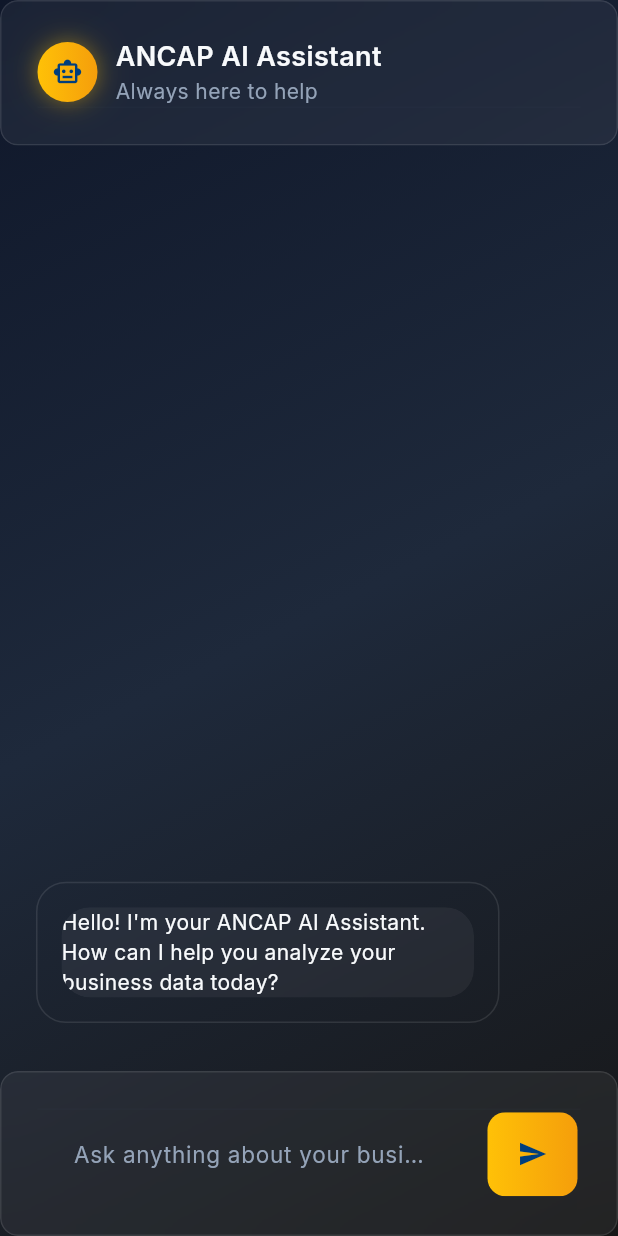
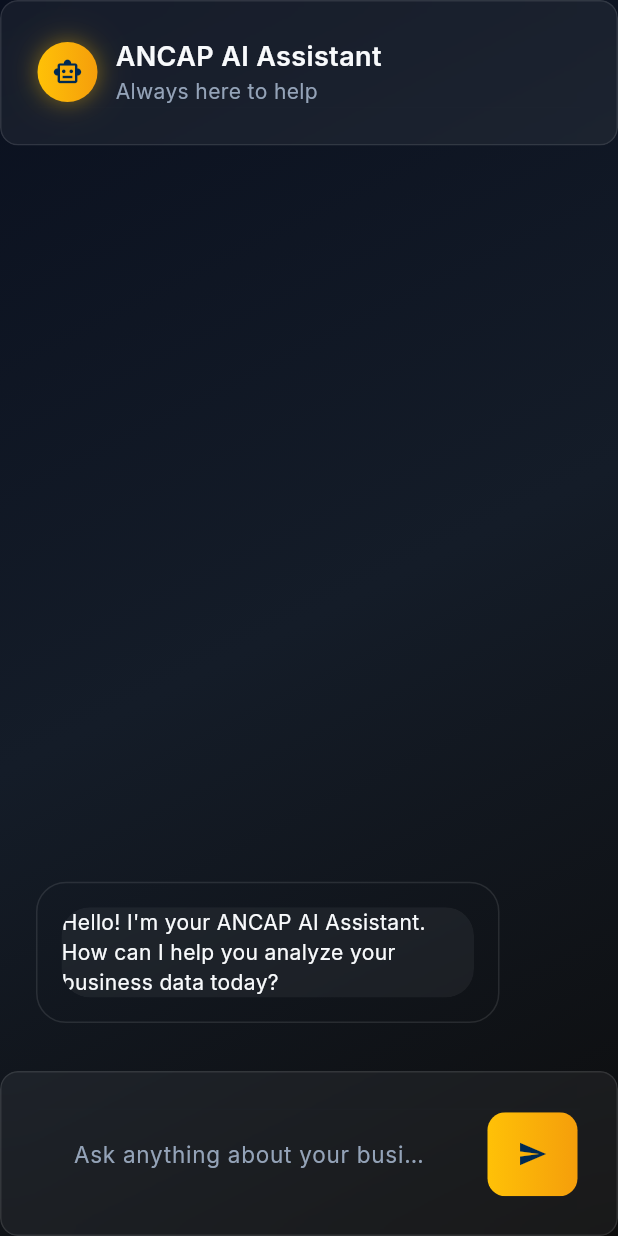
Before and after one commit to marianoelfernandez/ancap_ia_challenge_2025, a Flutter app: the ChatbotScreen screen opened by its route, on a phone screen of 412 x 824 dp. Run offline on Flutter 3.47's test engine with Material 3 defaults, Android fonts, the phone set to English and light mode, and no system bars; our stand-ins replace equatable, flutter_bloc, flutter_easyloading, get_it, go_router, google_fonts and 1 more; missing offline and left inert: oxidized, toml; accounts and stored records are empty; statements that could not run were skipped.

Commit message:
changes on bot screen

```diff
--- a/frontend/anc_app/lib/src/features/chatbot/screens/chatbot_screen.dart
+++ b/frontend/anc_app/lib/src/features/chatbot/screens/chatbot_screen.dart
@@ -5,17 +5,18 @@ import "package:google_fonts/google_fonts.dart";
 // --- Color Definitions (directly in file for now) ---
 const Color _ancapYellow = Color(0xFFFFC107); // hsl(45, 100%, 55%)
 // const Color _ancapBlue = Color(0xFF0059B3); // Unused for now
-const Color _ancapDarkBlue = Color(0xFF003E7E); // hsl(210, 100%, 25%)
+const Color _ancapDarkBlue =
+    Color(0xFF002A53); // hsl(210, 100%, 16%) approx, darker blue
 
 const Color _backgroundStart =
-    Color(0xFF0F172A); // slate-950 approx (CSS: 220 25% 8%)
+    Color(0xFF0A101F); // hsl(222, 47%, 8%) approx, darker
 const Color _backgroundMid =
-    Color(0xFF1E293B); // zinc-900 approx (CSS: 220 25% 15%)
-const Color _backgroundEnd = Color(0xFF171717); // neutral-900 approx
+    Color(0xFF141C28); // hsl(218, 33%, 12%) approx, darker
+const Color _backgroundEnd = Color(0xFF0D0D0D); // Very dark gray / neutral-950+
 
 const Color _foreground = Color(0xFFF8FAFC); // hsl(210 40% 98%)
 const Color _mutedForeground = Color(0xFF94A3B8); // hsl(215 20% 65%)
-const Color _border = Color(0xFF334155); // hsl(220 25% 20%)
+const Color _border = Color(0xFF202733); // hsl(220, 25%, 16%) approx, darker
 
 final Color _glassBackground = Colors.white.withOpacity(0.05);
 const Color _glassBorder = Color(0x1AFFFFFF); // rgba(255, 255, 255, 0.1)
@@ -167,7 +168,8 @@ class _ChatbotScreenState extends State<ChatbotScreen> {
 
   Widget _buildSidebar() {
     return _buildGlassEffectContainer(
-      margin: const EdgeInsets.fromLTRB(24, 24, 0, 24), // m-6, mr-0
+      margin: EdgeInsets
+          .zero, // Adjusted for full extension, removed top, bottom, left margins
       child: SizedBox(
         width: 300, // w-[300px]
         child: Column(
```
